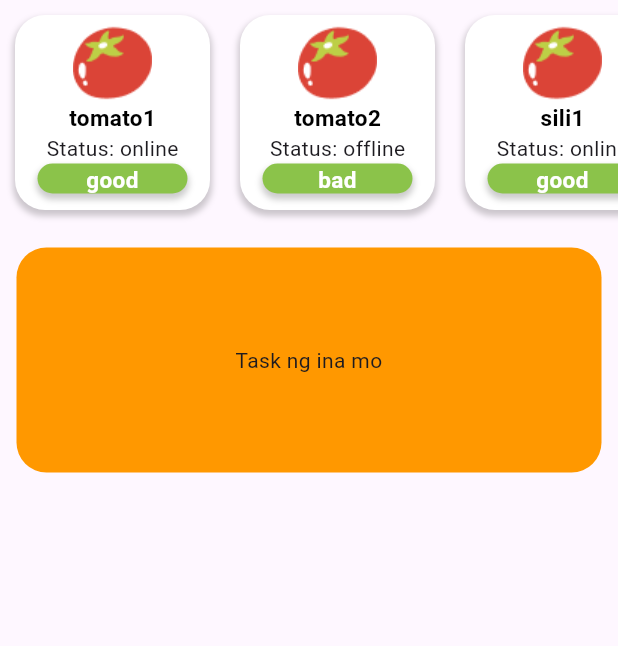
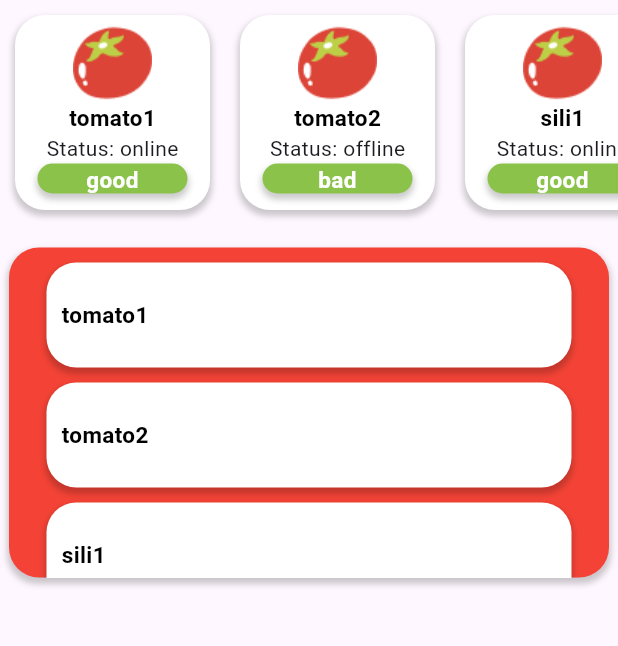
Before and after one commit to DenciaGabaon/AgriPedia-AppDev, a Flutter app: the MyHomePage screen opened directly, on a phone screen of 412 x 824 dp, the part 84-730 px from its top. Run offline on Flutter 3.47's test engine with Material 3 defaults, Android fonts, the phone set to English and light mode, and no system bars; our stand-ins replace firebase_core, flutter_native_splash, flutter_svg, flutter_svg_provider; accounts and stored records are empty; Roboto replaces fonts that are missing (Montserrat).

Commit message:
fixed tasks list but logic not build yet

```diff
--- a/lib/HomePage.dart
+++ b/lib/HomePage.dart
@@ -31,9 +31,6 @@ class CropData {
   CropData({required this.name, required this.status, required this.condition});
 }
 
-class Task{
-
-}
 
 class Home extends State<MyHomePage> {
   List<CropData> crops = [
@@ -102,7 +99,6 @@ class Home extends State<MyHomePage> {
         }).toList(),
       ),
     );
-
   }
 
   Widget getCrop(CropData crop) {
@@ -179,18 +175,65 @@ class Home extends State<MyHomePage> {
     }
 
     return Container(
-      width: 390,
-      height: 150,
-      padding: const EdgeInsets.all(10.0),
       decoration: BoxDecoration(
-        color: Colors.orange,
+        color: Colors.red,
         borderRadius: BorderRadius.circular(20.0),
+        boxShadow: [
+          BoxShadow(
+            color: Colors.black.withOpacity(0.2),
+            spreadRadius: 1,
+            blurRadius: 3,
+            offset: const Offset(0, 3),
+          ),
+        ],
       ),
-      child: const Center(
-        child: Text(
-          'Task ng ina mo',
-          textAlign: TextAlign.center,
+      width: 400,
+      height: 220,
+      child: SingleChildScrollView(
+        scrollDirection: Axis.vertical,
+        child: Column(
+          children: crops.map((crop)
+          {
+            return Column(
+              children: [
+                Padding(padding: EdgeInsets.all(5.0)),
+                getTask(crop),
+              ],
+            );
+            return getTask(crop);
+          }).toList(),
         ),
+      ),
+    );
+  }
+
+  Widget getTask(CropData crop){
+    return Container(
+      decoration: BoxDecoration(
+        color: Colors.white,
+        borderRadius: BorderRadius.circular(20.0),
+        boxShadow: [
+          BoxShadow(
+            color: Colors.black.withOpacity(0.2),
+            spreadRadius: 1,
+            blurRadius: 3,
+            offset: const Offset(0, 3),
+          ),
+        ],
+      ),
+      width: 350,
+      height: 70,
+      child: Row(
+        children: [
+          Padding(padding: EdgeInsets.all(5.0)),
+          Text(
+            crop.name,
+            style: TextStyle(
+              color: Colors.black,
+              fontSize: 15,
+              fontWeight: FontWeight.bold),
+            ),
+        ],
       ),
     );
   }
```
